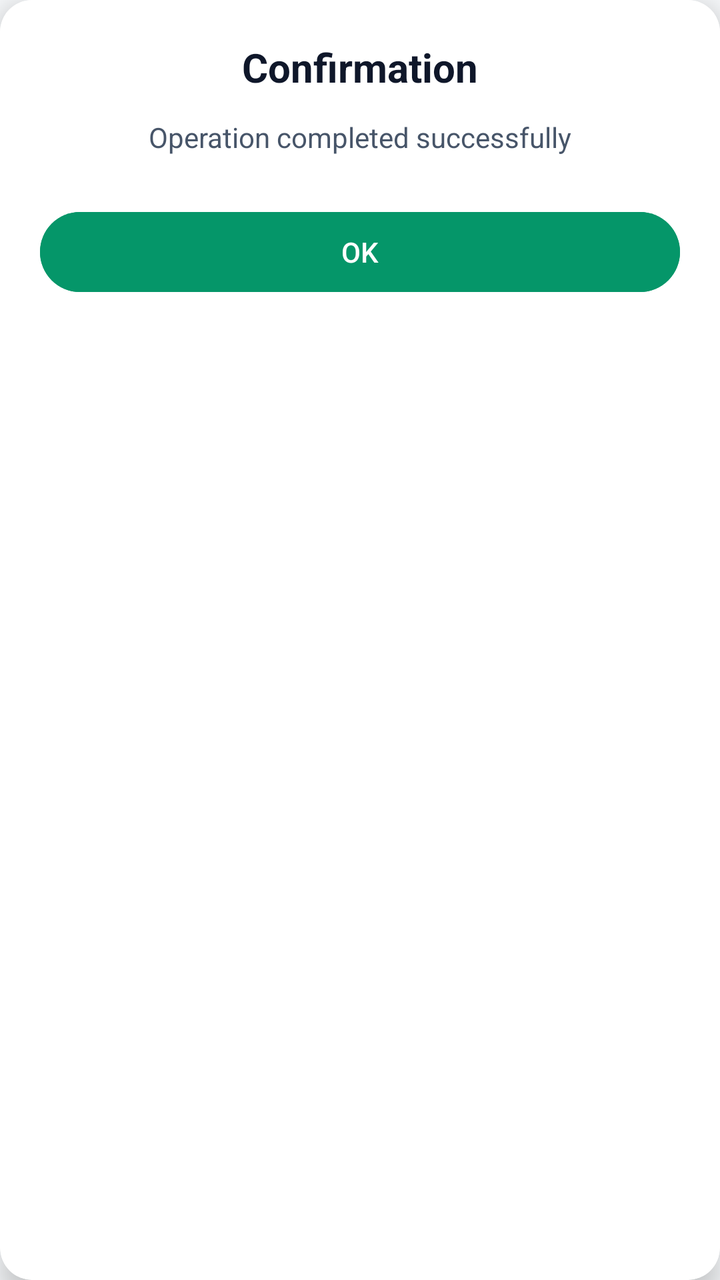
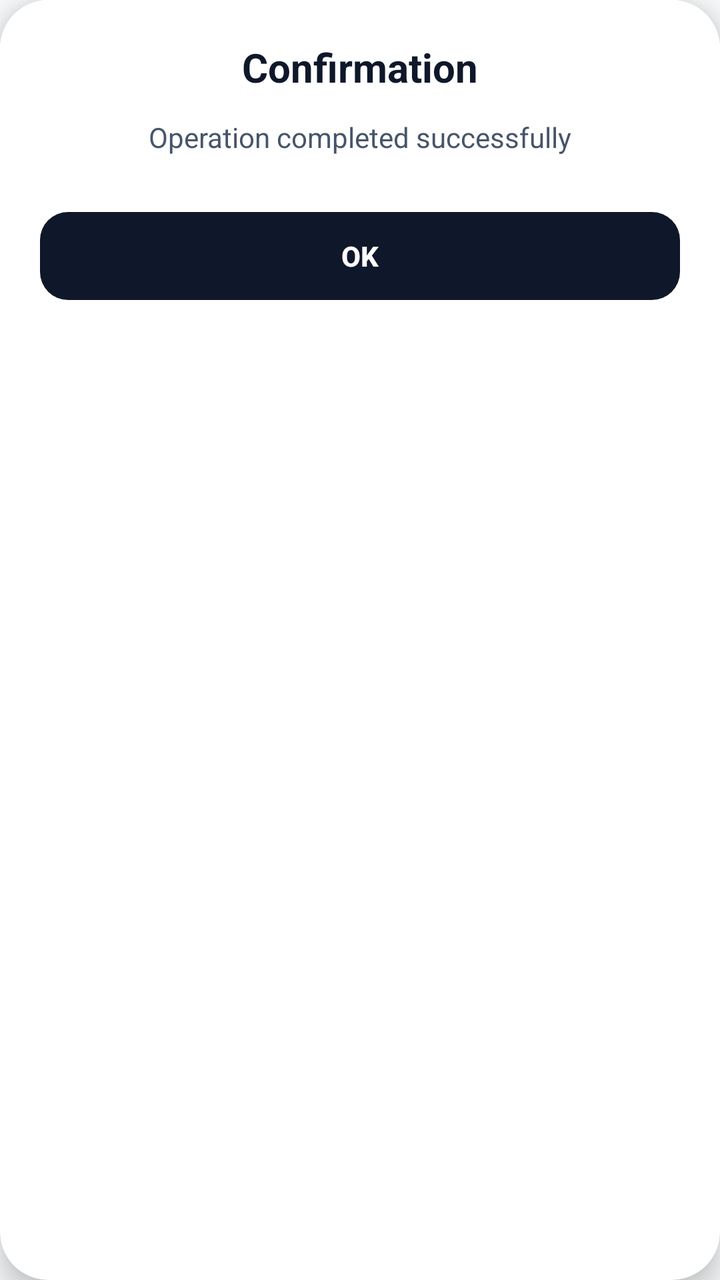

Before-and-after screenshots of an Android layout around one commit, followed by the original layout XML and the change that was made.
<!-- AndroidManifest.xml: application theme Theme.TestMaster -->
<!-- res/layout/dialog_box_attention.xml -->
<?xml version="1.0" encoding="utf-8"?>
<androidx.cardview.widget.CardView
    xmlns:android="http://schemas.android.com/apk/res/android"
    xmlns:app="http://schemas.android.com/apk/res-auto"
    android:layout_width="match_parent"
    android:layout_height="wrap_content"
    android:layout_margin="20dp"
    app:cardCornerRadius="16dp"
    app:cardElevation="8dp">

    <LinearLayout
        android:layout_width="match_parent"
        android:layout_height="wrap_content"
        android:orientation="vertical"
        android:padding="20dp"
        android:background="@color/surface">

        
        <TextView
            android:id="@+id/title"
            android:layout_width="wrap_content"
            android:layout_height="wrap_content"
            android:text="Confirmation"
            android:textSize="20sp"
            android:textStyle="bold"
            android:textColor="@color/text_primary"
            android:layout_gravity="center_horizontal"/>

        
        <TextView
            android:id="@+id/message"
            android:layout_width="match_parent"
            android:layout_height="wrap_content"
            android:text="Operation completed successfully"
            android:textSize="14sp"
            android:textColor="@color/text_secondary"
            android:layout_marginTop="12dp"
            android:gravity="center"/>

        
        <com.google.android.material.button.MaterialButton
            android:id="@+id/btn_yes"
            android:layout_width="match_parent"
            android:layout_height="wrap_content"
            android:text="OK"
            android:textAllCaps="false"
            android:layout_marginTop="24dp"
            android:backgroundTint="@color/primary"
            android:textColor="@color/white"/>

    </LinearLayout>

</androidx.cardview.widget.CardView>
<!-- resources referenced by this layout -->
<resources>
  <color name="primary">#059669</color>
  <color name="surface">#FFFFFF</color>
  <color name="text_primary">#0F172A</color>
  <color name="text_secondary">#475569</color>
  <color name="white">#FFFFFFFF</color>
  <style name="Theme.TestMaster" parent="Base.Theme.TestMaster" />
  <style name="Base.Theme.TestMaster" parent="Theme.Material3.DayNight.NoActionBar">
          
          <item name="colorPrimary">@color/primary</item>
          <item name="colorOnPrimary">@color/onPrimary</item>
          <item name="colorPrimaryContainer">@color/primaryContainer</item>
          <item name="colorOnPrimaryContainer">@color/onPrimaryContainer</item>
  
          <item name="colorSecondary">@color/secondary</item>
          <item name="colorOnSecondary">@color/onSecondary</item>
          <item name="colorSecondaryContainer">@color/secondaryContainer</item>
          <item name="colorOnSecondaryContainer">@color/onSecondaryContainer</item>
  
          
          <item name="android:windowBackground">@color/background</item>
          <item name="colorSurface">@color/surface</item>
          <item name="colorOnSurface">@color/onSurface</item>
          <item name="colorSurfaceVariant">@color/surfaceVariant</item>
          <item name="colorOnSurfaceVariant">@color/onSurfaceVariant</item>
          <item name="colorOutline">@color/outline</item>
  
          
          <item name="colorError">@color/error</item>
          <item name="colorOnError">@color/onError</item>
          <item name="colorErrorContainer">@color/errorContainer</item>
          <item name="colorOnErrorContainer">@color/onErrorContainer</item>
  
          
          <item name="android:statusBarColor">@color/surface</item>
          <item name="android:windowLightStatusBar">true</item>
      </style>
  <color name="onPrimary">#FFFFFF</color>
  <color name="primaryContainer">#D1FAE5</color>
  <color name="onPrimaryContainer">#064E3B</color>
  <color name="secondary">#64748B</color>
  <color name="onSecondary">#FFFFFF</color>
  <color name="secondaryContainer">#F1F5F9</color>
  <color name="onSecondaryContainer">#0F172A</color>
  <color name="background">#F8FAFC</color>
  <color name="onSurface">#0F172A</color>
  <color name="surfaceVariant">#E2E8F0</color>
  <color name="onSurfaceVariant">#475569</color>
  <color name="outline">#94A3B8</color>
  <color name="error">#EF4444</color>
  <color name="onError">#FFFFFF</color>
  <color name="errorContainer">#FEE2E2</color>
  <color name="onErrorContainer">#991B1B</color>
</resources>

<!-- the commit's change to res/layout/dialog_box_attention.xml (unified diff, before → after) -->
@@ -5,7 +5,7 @@
     android:layout_width="match_parent"
     android:layout_height="wrap_content"
     android:layout_margin="20dp"
-    app:cardCornerRadius="16dp"
+    app:cardCornerRadius="24dp"
     app:cardElevation="8dp">
 
     <LinearLayout
@@ -40,13 +40,16 @@
         
         <com.google.android.material.button.MaterialButton
             android:id="@+id/btn_yes"
+            style="@style/Widget.Material3.Button"
             android:layout_width="match_parent"
-            android:layout_height="wrap_content"
+            android:layout_height="52dp"
+            android:layout_marginTop="24dp"
             android:text="OK"
             android:textAllCaps="false"
-            android:layout_marginTop="24dp"
-            android:backgroundTint="@color/primary"
-            android:textColor="@color/white"/>
+            android:textColor="@color/primary"
+            android:textStyle="bold"
+            app:backgroundTint="@color/onPrimary"
+            app:cornerRadius="14dp" />
 
     </LinearLayout>
 
<!-- resource entries referenced after the edit -->
@@ -1,10 +1,9 @@
 <!-- resources referenced by this layout -->
 <resources>
-  <color name="primary">#059669</color>
+  <color name="primary">#FFFFFF</color>
   <color name="surface">#FFFFFF</color>
   <color name="text_primary">#0F172A</color>
   <color name="text_secondary">#475569</color>
-  <color name="white">#FFFFFFFF</color>
   <style name="Theme.TestMaster" parent="Base.Theme.TestMaster" />
   <style name="Base.Theme.TestMaster" parent="Theme.Material3.DayNight.NoActionBar">
           
@@ -36,21 +35,21 @@
           <item name="android:statusBarColor">@color/surface</item>
           <item name="android:windowLightStatusBar">true</item>
       </style>
-  <color name="onPrimary">#FFFFFF</color>
-  <color name="primaryContainer">#D1FAE5</color>
-  <color name="onPrimaryContainer">#064E3B</color>
+  <color name="onPrimary">#0F172A</color>
+  <color name="primaryContainer">#F1F5F9</color>
+  <color name="onPrimaryContainer">#0F172A</color>
   <color name="secondary">#64748B</color>
   <color name="onSecondary">#FFFFFF</color>
-  <color name="secondaryContainer">#F1F5F9</color>
+  <color name="secondaryContainer">#E2E8F0</color>
   <color name="onSecondaryContainer">#0F172A</color>
   <color name="background">#F8FAFC</color>
   <color name="onSurface">#0F172A</color>
   <color name="surfaceVariant">#E2E8F0</color>
   <color name="onSurfaceVariant">#475569</color>
   <color name="outline">#94A3B8</color>
-  <color name="error">#EF4444</color>
+  <color name="error">#DC2626</color>
   <color name="onError">#FFFFFF</color>
   <color name="errorContainer">#FEE2E2</color>
-  <color name="onErrorContainer">#991B1B</color>
+  <color name="onErrorContainer">#7F1D1D</color>
 </resources>
 
